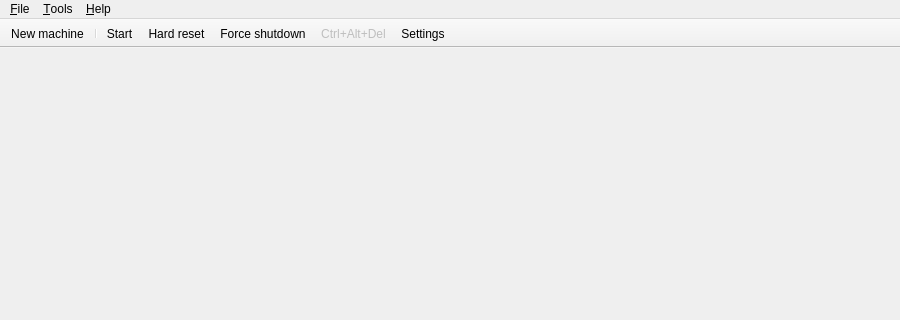
Before: the Qt Designer form src/qt/qt_vmmanager_mainwindow.ui in 86Box/86Box, drawn with Qt 5; both pictures show x 0 to 900 and y 0 to 320 of the 900 by 600 pixel window.
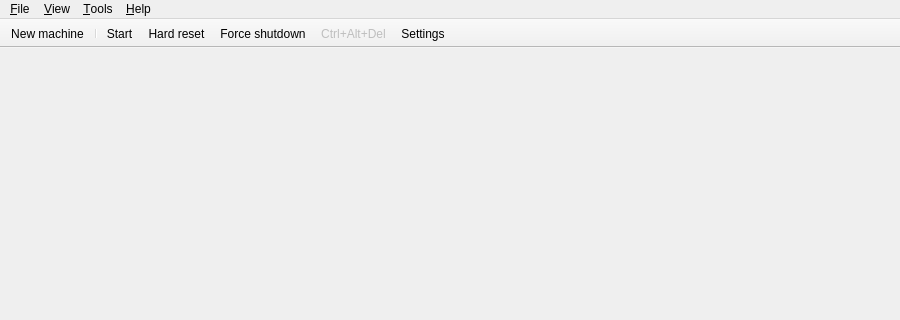
After: the same form once the commit is applied. Icons and pictures are not drawn.

Commit message: Manager: Make the toolbar hideable

```diff
--- a/src/qt/qt_vmmanager_mainwindow.ui
+++ b/src/qt/qt_vmmanager_mainwindow.ui
@@ -41,6 +41,12 @@
     <addaction name="separator"/>
     <addaction name="actionExit"/>
    </widget>
+   <widget class="QMenu" name="menuView">
+    <property name="title">
+     <string>&amp;View</string>
+    </property>
+    <addaction name="actionHide_tool_bar"/>
+   </widget>
    <widget class="QMenu" name="menuHelp">
     <property name="title">
      <string>&amp;Help</string>
@@ -50,6 +56,7 @@
     <addaction name="actionAbout_Qt"/>
    </widget>
    <addaction name="menuFile"/>
+   <addaction name="menuView"/>
    <addaction name="menuTools"/>
    <addaction name="menuHelp"/>
   </widget>
```
Left out of the diff: 11 changed lines with no effect on the pictures. The commit also changes 2 other files.
